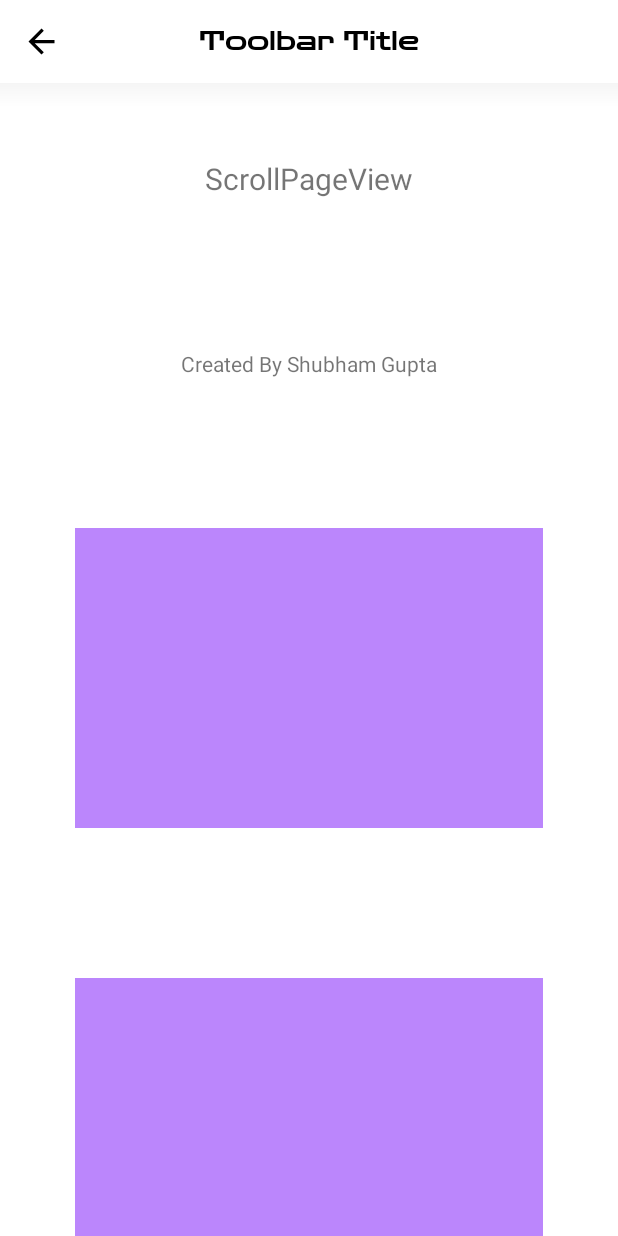
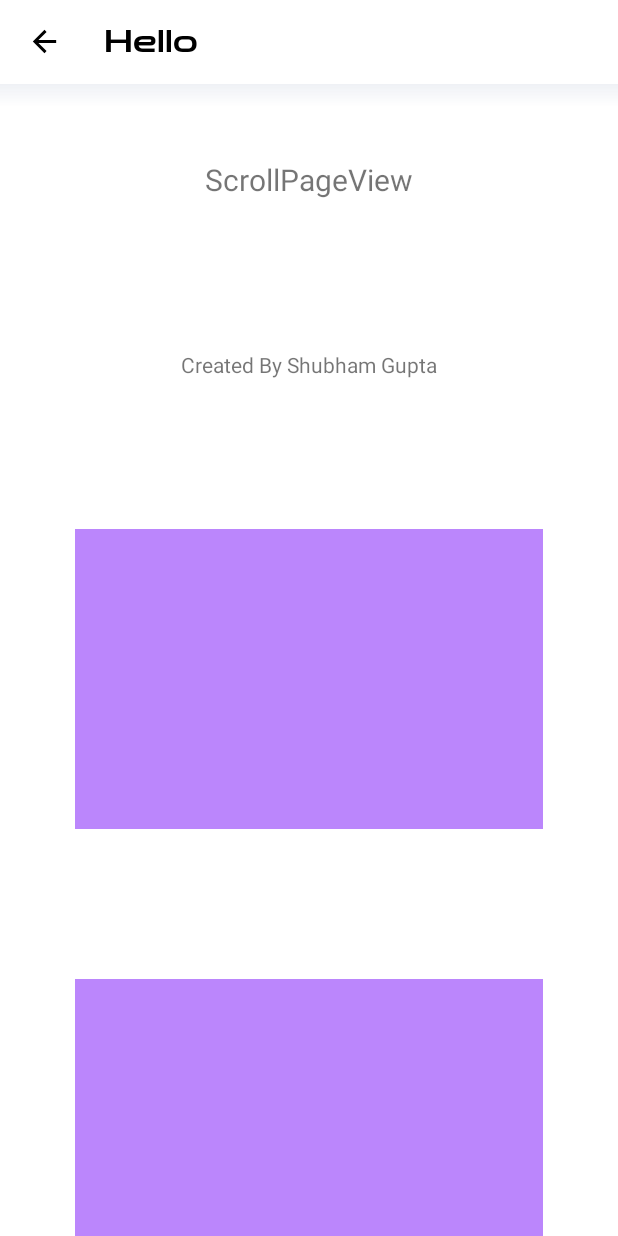
Before and after one commit to shubham-gupta-16/Material-Kit, an Android app: the screen it shows after launch (MainActivity), on a phone screen of 412 x 824 dp. Run offline under Robolectric (Android 15) with nearby library versions, the phone set to English and light mode, and no system bars.

```diff
--- a/Material-Kit/build.gradle
+++ b/Material-Kit/build.gradle
@@ -28,4 +28,5 @@ android {
 dependencies {
 
     implementation 'androidx.appcompat:appcompat:1.2.0'
+    implementation 'com.google.android.material:material:1.3.0'
 }
--- a/Material-Kit/src/main/java/com/shubhamgupta16/materialkit/FlexToolbar.java
+++ b/Material-Kit/src/main/java/com/shubhamgupta16/materialkit/FlexToolbar.java
@@ -2,14 +2,17 @@ package com.shubhamgupta16.materialkit;
 
 import android.app.Activity;
 import android.content.Context;
+import android.graphics.Color;
 import android.graphics.Typeface;
 import android.os.Handler;
 import android.util.AttributeSet;
 import android.util.TypedValue;
+import android.view.View;
 import android.view.ViewGroup;
 import android.widget.ImageView;
 import android.widget.RelativeLayout;
 import android.widget.TextView;
+import android.widget.Toast;
 
 import androidx.annotation.ColorInt;
 import androidx.annotation.DrawableRes;
@@ -39,38 +42,45 @@ class FlexToolbar extends RelativeLayout {
         actionBarSize = outValue.resourceId;
 
         float oneDP = UtilsKit.dpToPx(1, getContext());
-        int navSize = (int) (oneDP * 26);
+        int navSize = (int) (oneDP * 30);
 
         Toolbar toolbar = new Toolbar(getContext());
         LayoutParams params = new LayoutParams(ViewGroup.LayoutParams.MATCH_PARENT, actionBarSize);
         params.addRule(CENTER_VERTICAL);
         toolbar.setLayoutParams(params);
-        toolbar.setElevation(0);
         addView(toolbar);
+
         nav = new ImageView(getContext());
         LayoutParams navParams = new LayoutParams(navSize, navSize);
         navParams.setMarginStart((int) (oneDP * 15));
+        navParams.setMarginEnd((int) (oneDP * 10));
+        int p = (int) (oneDP * 3);
+        nav.setPadding(p,p,p,p);
         navParams.addRule(CENTER_VERTICAL);
         nav.setLayoutParams(navParams);
+        nav.setId(android.R.id.icon2);
         addView(nav);
-        nav.setId(android.R.id.icon2);
+
+
         toolbarTitle = new TextView(getContext());
         LayoutParams titleParams = new LayoutParams(ViewGroup.LayoutParams.WRAP_CONTENT, ViewGroup.LayoutParams.WRAP_CONTENT);
         titleParams.setMarginStart((int) (oneDP * 15));
         titleParams.addRule(END_OF, nav.getId());
-        titleParams.addRule(CENTER_IN_PARENT);
+        titleParams.addRule(CENTER_VERTICAL);
         toolbarTitle.setLayoutParams(titleParams);
         toolbarTitle.setTypeface(Typeface.DEFAULT_BOLD);
         addView(toolbarTitle);
-        setElevation(0);
     }
 
     public void setToolbarTitlePosition(int position) {
         LayoutParams p = (LayoutParams) toolbarTitle.getLayoutParams();
-        if (position == MaterialConstants.TOOLBAR_TITLE_CENTER)
+        if (position == MaterialConstants.TOOLBAR_TITLE_CENTER) {
             p.removeRule(END_OF);
-        else
+            p.addRule(CENTER_HORIZONTAL);
+        } else {
             p.addRule(END_OF, nav.getId());
+            p.removeRule(CENTER_HORIZONTAL);
+        }
         toolbarTitle.setLayoutParams(p);
     }
 
@@ -94,6 +104,11 @@ class FlexToolbar extends RelativeLayout {
     public void setToolbarNavSize(int size) {
         nav.getLayoutParams().height = size;
         nav.getLayoutParams().width = size;
+    }
+
+    public void setToolbarNavPadding(int padding) {
+        nav.setPadding(padding, padding, padding, padding);
+
     }
 
     public void setToolbarTitleSize(int unit, float size) {
@@ -122,4 +137,5 @@ class FlexToolbar extends RelativeLayout {
         toolbarTitle.setText(title);
     }
 
+
 }
--- a/Material-Kit/src/main/java/com/shubhamgupta16/materialkit/PageView.java
+++ b/Material-Kit/src/main/java/com/shubhamgupta16/materialkit/PageView.java
@@ -35,7 +35,9 @@ public class PageView extends LinearLayout {
 
     private void _setupLinearLayout() {
         flexToolbar = new FlexToolbar(getContext());
-        flexToolbar.setLayoutParams(new LayoutParams(ViewGroup.LayoutParams.MATCH_PARENT, ViewGroup.LayoutParams.WRAP_CONTENT));
+        TypedValue outValue = new TypedValue();
+        getContext().getTheme().resolveAttribute(android.R.attr.actionBarSize, outValue, true);
+        flexToolbar.setLayoutParams(new LayoutParams(ViewGroup.LayoutParams.MATCH_PARENT, getResources().getDimensionPixelOffset(outValue.resourceId)));
         flexToolbar.setId(android.R.id.navigationBarBackground);
 
         linearLayout = new LinearLayout(getContext());
@@ -65,7 +67,9 @@ public class PageView extends LinearLayout {
         setToolbarTitleFont(a.getResourceId(R.styleable.PageView_toolbarTitleFont, 0));
         if (a.hasValue(R.styleable.PageView_toolbarNavSize))
             setToolbarNavSize(a.getDimensionPixelSize(R.styleable.PageView_toolbarNavSize, 0));
-        setToolbarTitleSize(TypedValue.COMPLEX_UNIT_PX, a.getDimension(R.styleable.PageView_toolbarTitleSize, 20));
+        if (a.hasValue(R.styleable.PageView_toolbarNavPadding))
+            setToolbarNavPadding(a.getDimensionPixelSize(R.styleable.PageView_toolbarNavPadding, 0));
+        setToolbarTitleSize(TypedValue.COMPLEX_UNIT_PX, a.getDimension(R.styleable.PageView_toolbarTitleSize, oneDP * 20));
 
         setToolbarTitle(a.getString(R.styleable.PageView_toolbarTitle));
         setToolbarNavIcon(a.getResourceId(R.styleable.PageView_toolbarNavIcon, android.R.color.transparent));
@@ -86,25 +90,26 @@ public class PageView extends LinearLayout {
             getContext().getTheme().resolveAttribute(android.R.attr.selectableItemBackgroundBorderless, outValue, true);
             setToolbarNavBackground(outValue.resourceId);
         }
-        if (a.hasValue(R.styleable.PageView_toolbarShadowColor)) {
-            int color = a.getColor(R.styleable.PageView_toolbarShadowColor, Color.TRANSPARENT);
+            int color = a.getColor(R.styleable.PageView_toolbarShadowColor, 0x10000000);
             View view = new View(getContext());
             RelativeLayout.LayoutParams p = new RelativeLayout.LayoutParams(ViewGroup.LayoutParams.MATCH_PARENT,
-                    a.getDimensionPixelSize(R.styleable.PageView_toolbarShadowHeight, (int) (oneDP * 15)));
+                    a.getDimensionPixelSize(R.styleable.PageView_toolbarShadowHeight, (int) (oneDP * 10)));
             p.addRule(RelativeLayout.BELOW, flexToolbar.getId());
             view.setLayoutParams(p);
 
             GradientDrawable gd = new GradientDrawable(
                     GradientDrawable.Orientation.TOP_BOTTOM,
-                    new int[]{color, 0x00131313});
+                    new int[]{color, 0x00FFFFFF});
             gd.setCornerRadius(0f);
 
             view.setBackground(gd);
             layout.addView(view);
 
-        }
+        a.recycle();
+    }
 
-        a.recycle();
+    private void setToolbarNavPadding(int padding) {
+        flexToolbar.setToolbarNavPadding(padding);
     }
 
     @Override
--- a/app/src/main/res/layout/activity_main.xml
+++ b/app/src/main/res/layout/activity_main.xml
@@ -5,18 +5,18 @@
     android:layout_width="match_parent"
     android:layout_height="match_parent"
     app:toolbarBackground="@color/white"
-    app:toolbarHeight="55dp"
-    app:toolbarNavClick="finish"
+    app:toolbarNavClick="none"
     app:toolbarNavIcon="@drawable/ic_baseline_arrow_back_24"
-    app:toolbarNavSize="26dp"
+    app:toolbarNavPadding="3dp"
+    app:toolbarNavSize="30dp"
+    app:toolbarNavTint="@color/black"
+    app:toolbarShadowHeight="15dp"
+    app:toolbarShadowColor="#10002266"
+    app:toolbarTitle="Hello"
     app:toolbarTitleColor="@color/black"
-    app:toolbarNavTint="@color/black"
-    app:toolbarShadowColor="#0a000000"
-    app:toolbarShadowHeight="16dp"
-    app:toolbarTitle="Toolbar Title"
     app:toolbarTitleFont="@font/tjb"
-    app:toolbarTitlePosition="center"
-    app:toolbarTitleSize="18sp"
+    app:toolbarTitlePosition="start"
+    app:toolbarTitleSize="20sp"
     tools:context=".MainActivity">
 
     <TextView
--- a/app/src/main/res/values-night/themes.xml
+++ /dev/null
@@ -1,16 +0,0 @@
-<resources xmlns:tools="http://schemas.android.com/tools">
-    <!-- Base application theme. -->
-    <style name="Theme.MaterialKit" parent="Theme.MaterialComponents.DayNight.NoActionBar">
-        <!-- Primary brand color. -->
-        <item name="colorPrimary">@color/purple_200</item>
-        <item name="colorPrimaryVariant">@color/purple_700</item>
-        <item name="colorOnPrimary">@color/black</item>
-        <!-- Secondary brand color. -->
-        <item name="colorSecondary">@color/teal_200</item>
-        <item name="colorSecondaryVariant">@color/teal_200</item>
-        <item name="colorOnSecondary">@color/black</item>
-        <!-- Status bar color. -->
-        <item name="android:statusBarColor" tools:targetApi="l">?attr/colorPrimaryVariant</item>
-        <!-- Customize your theme here. -->
-    </style>
-</resources>
--- /dev/null
+++ b/app/src/main/res/values-v23/themes.xml
@@ -0,0 +1,8 @@
+<?xml version="1.0" encoding="utf-8"?>
+<resources>
+    <style name="Theme.MaterialKit" parent="Theme.MaterialComponents.Light.NoActionBar">
+        <item name="colorPrimaryVariant">@color/white</item>
+        <item name="android:windowLightStatusBar">true</item>
+        <item name="android:statusBarColor">?attr/colorPrimaryVariant</item>
+    </style>
+</resources>
--- a/app/src/main/res/values/colors.xml
+++ b/app/src/main/res/values/colors.xml
@@ -5,6 +5,7 @@
     <color name="purple_700">#FF3700B3</color>
     <color name="teal_200">#FF03DAC5</color>
     <color name="teal_700">#FF018786</color>
+    <color name="grey">#FFDDDDDD</color>
     <color name="black">#FF000000</color>
     <color name="white">#FFFFFFFF</color>
 </resources>
--- a/app/src/main/res/values/themes.xml
+++ b/app/src/main/res/values/themes.xml
@@ -1,9 +1,9 @@
 <resources xmlns:tools="http://schemas.android.com/tools">
     <!-- Base application theme. -->
-    <style name="Theme.MaterialKit" parent="Theme.MaterialComponents.DayNight.NoActionBar">
+    <style name="Theme.MaterialKit" parent="Theme.MaterialComponents.Light.NoActionBar">
         <!-- Primary brand color. -->
         <item name="colorPrimary">@color/purple_500</item>
-        <item name="colorPrimaryVariant">@color/purple_700</item>
+        <item name="colorPrimaryVariant">@color/grey</item>
         <item name="colorOnPrimary">@color/white</item>
         <!-- Secondary brand color. -->
         <item name="colorSecondary">@color/teal_200</item>
```
Also changed, not shown: Material-Kit/src/main/java/com/shubhamgupta16/materialkit/PaginationHandler.java (added, +63 -0 lines), Material-Kit/src/main/java/com/shubhamgupta16/materialkit/ProductView.java (added, +208 -0 lines), Material-Kit/src/main/java/com/shubhamgupta16/materialkit/UtilsKit.java (+34 -0 lines), Material-Kit/src/main/res/values/attrs.xml (+7 -5 lines).
